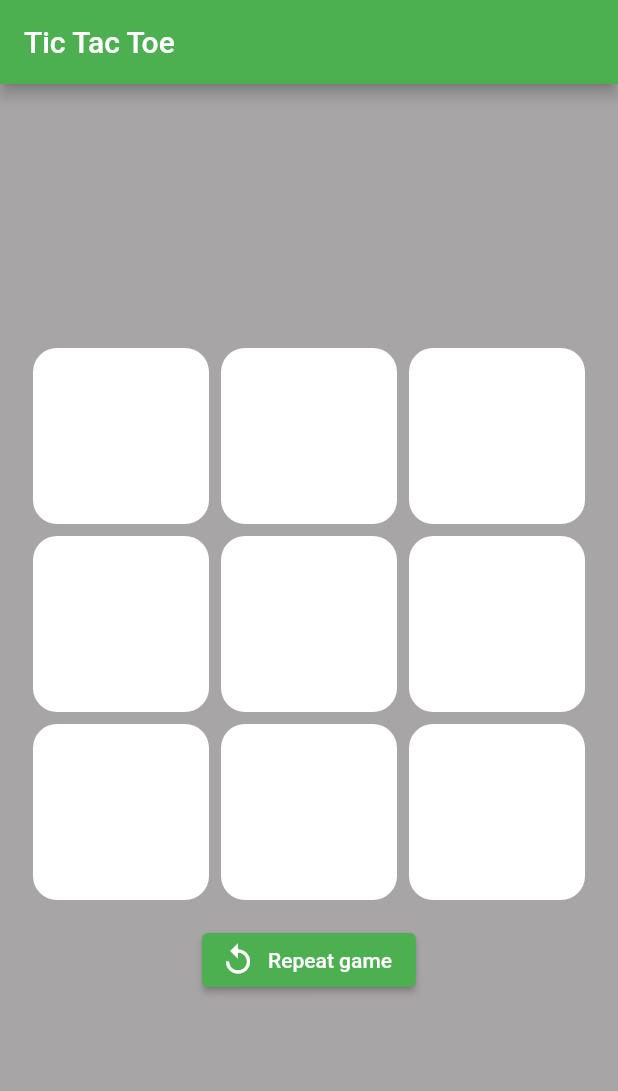
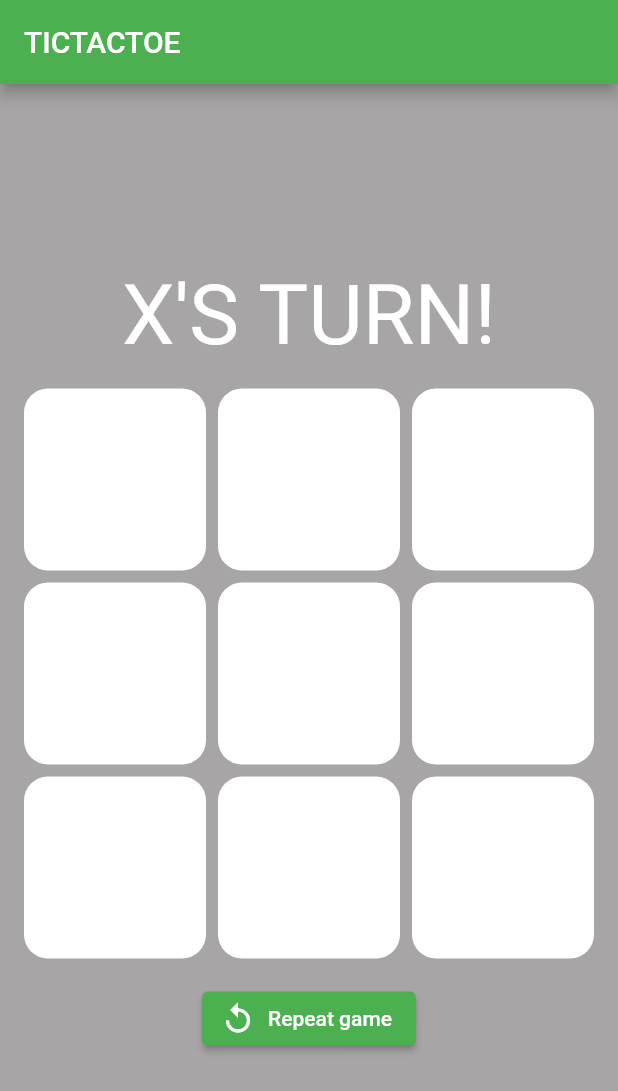
Before and after one commit to gretosk/tic_tac_toe-main, a Flutter app: the screen it shows after launch, after a tap on "Repeat game", on a phone screen of 412 x 824 dp. Shown: the top 1091 px of the screen. Run offline on Flutter 3.47's test engine with Material 2 defaults, Android fonts, the phone set to English and light mode, and no system bars.

Commit message:
Update main, color og game frá NTV kennara

```diff
--- a/lib/logic/game.dart
+++ b/lib/logic/game.dart
@@ -1,28 +1,40 @@
-import 'dart:core';
-
+class Player {
+  static const x = "X";
+  static const o = "O";
+  static const empty = "";
+}
 
 class Game {
   static final boardLength = 9;
+  List<String>? board;
+  static List<String> InitBoard() =>
+      List.generate(boardLength, (index) => Player.empty);
 
-  //TODO:
-  // - Player
-  // - Game
-  //  - variables - whos turn it is?
-  //  - board
-  //  - winnerCheck()
-
-
-  List<String> row1 = ['a1','b1','c1'];
-  List<String> row2 = ['a2','b2','c2'];
-  List<String> row3 = ['a3','b3','c3'];
-  List<String> col1 = ['a1','a2','a3'];
-  List<String> col2 = ['b1','b2','b3'];
-  List<String> col3 = ['c1','c2','c3'];
-  List<String> x1 = ['a1','b2','c3'];
-  List<String> x2 = ['c1','b2','a3'];
-
-
-
-
-
+  bool checkWinner(String playerTurn, int index, List<int> scoreboard) {
+    //Lengdin á columns
+    int colLength = 3;
+    // Row staðsettning
+    int row = index ~/ colLength;
+    // Lengd staðsettning
+    int col = index % colLength;
+    // Hvor er að gera?
+    int score = playerTurn == "X" ? 1 : -1;
+    //Bæta við á staðsettningu í Array.
+    scoreboard[row] += score;
+    //Bæta við, telst sem stig ef það lendir á 6 fyrir "beinan sigur", 7 fyrir "skásigur"
+    scoreboard[colLength + col] += score;
+    // Til þess að finna hornin og miðjuna.
+    if (row == col) {
+      scoreboard[6] += score;
+    }
+    // til þess að finna milli reitina.
+    if (colLength - 1 - col == row) {
+      scoreboard[7] += score;
+    }
+    if (scoreboard.contains(3) || scoreboard.contains(-3)) {
+      return true;
+    } else {
+      return false;
+    }
+  }
 }
--- a/lib/main.dart
+++ b/lib/main.dart
@@ -16,78 +16,113 @@ class MyApp extends StatelessWidget {
       theme: ThemeData(
         primarySwatch: Colors.green,
       ),
-      home: const MyHomePage(title: 'Tic Tac Toe'),
+      home: const GameScreen(),
     );
   }
 }
 
-class MyHomePage extends StatefulWidget {
-  const MyHomePage({Key? key, required this.title}) : super(key: key);
-
-  final String title;
+class GameScreen extends StatefulWidget {
+  const GameScreen({Key? key}) : super(key: key);
 
   @override
-  State<MyHomePage> createState() => _GameScreen();
+  _GameScreen createState() => _GameScreen();
 }
 
-class _GameScreen extends State<MyHomePage> {
+class _GameScreen extends State<GameScreen> {
+  List<int> scoreboard = [0, 0, 0, 0, 0, 0, 0, 0, 0];
+  int player = 0;
+  String playerTurn = "X";
+  String result = "";
+  int counter = 0;
+  bool gameOver = false;
 
   Game game = Game();
-
-  void initState(){
+  void initState() {
     super.initState();
-    //TODO - inititalize game board
-    print('game');
+    game.board = Game.InitBoard();
+    print(game.board);
   }
 
   @override
   Widget build(BuildContext context) {
+    double boardWidth = MediaQuery.of(context).size.width;
     return Scaffold(
       appBar: AppBar(
-        title: Text(widget.title),
+        title: Text("TICTACTOE"),
       ),
       backgroundColor: MainColor.background,
       body: Center(
         child: Column(
             mainAxisAlignment: MainAxisAlignment.center,
+            crossAxisAlignment: CrossAxisAlignment.center,
             children: <Widget>[
+              Text(gameOver ? result : "${playerTurn}'s Turn!".toUpperCase(),
+                  style:
+                  TextStyle(color: Colors.white, fontSize: FontSize.large)),
               Container(
-                width: 400, //TODO - setja í breytu
-                height: 400, //TODO - setja í breytu
+                  width: boardWidth,
+                  height: boardWidth,
                   child: GridView.count(
-                  crossAxisCount: 9 ~/ 3, //TODO - setja í breytur
+                      crossAxisCount: Game.boardLength ~/ 3,
                       padding: EdgeInsets.all(16.0),
                       mainAxisSpacing: 8.0,
                       crossAxisSpacing: 8.0,
-                  children: List.generate(9, (index) {
+                      children: List.generate(Game.boardLength, (index) {
                         return InkWell(
+                            onTap: () {
+                              if (game.board![index] == "") {
+                                setState(() {
+                                  game.board![index] = playerTurn;
+                                  counter++;
+                                  gameOver = game.checkWinner(
+                                      playerTurn, index, scoreboard);
+
+                                  if (gameOver) {
+                                    result = "$playerTurn Won!";
+                                  } else if (!gameOver && counter > 8) {
+                                    result = "Its a tie";
+                                    gameOver = true;
+                                  }
+                                  if (playerTurn == "X") {
+                                    playerTurn = "O";
+                                  } else {
+                                    playerTurn = "X";
+                                  }
+                                });
+                              }
+                            },
                             child: Container(
                               width: 200, //TODO - setja í breytu
-                        height: 200,//TODO - setja í breytu
+                              height: 200, //TODO - setja í breytu
                               decoration: BoxDecoration(
                                 color: MainColor.white,
                                 borderRadius: BorderRadius.circular(16.0),
                               ),
-                      )
-                    );
-                  }
-
-                )
-                )
+                              child: Center(
+                                child: Text(game.board![index].toString(),
+                                    style: TextStyle(
+                                        color: game.board![index] == "X"
+                                            ? MainColor.x
+                                            : MainColor.o,
+                                        fontSize: FontSize.large)),
                               ),
+                            ));
+                      }))),
               ElevatedButton.icon(
                 onPressed: () {
-                //TODO - setState()
-                /* setState(() {
-
-                });*/
+                  setState(() {
+                    game.board = Game.InitBoard();
+                    gameOver = false;
+                    counter = 0;
+                    playerTurn = "X";
+                    result = "";
+                    scoreboard = [0, 0, 0, 0, 0, 0, 0, 0, 0];
+                  });
                 },
                 icon: Icon(Icons.replay),
                 label: Text('Repeat game'),
               )
-          ]
-        ),
-
+            ]),
       ),
     );
   }
--- a/lib/ui/colors.dart
+++ b/lib/ui/colors.dart
@@ -6,4 +6,8 @@ class MainColor {
   static Color background = Color(0xFFa7a5a6);
   static Color primaryButton = Color(0xFFf25601);
   static Color white = Color(0xFFFFFFFF);
-}// TODO Implement this library.
+}
+
+class FontSize {
+  static double large = 56;
+}
```
Lines whose indentation alone changed are shown as unchanged.
